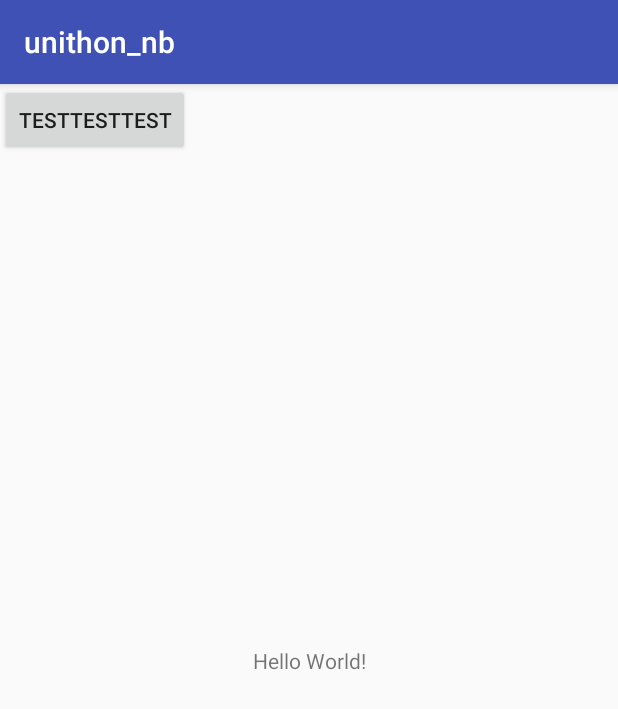
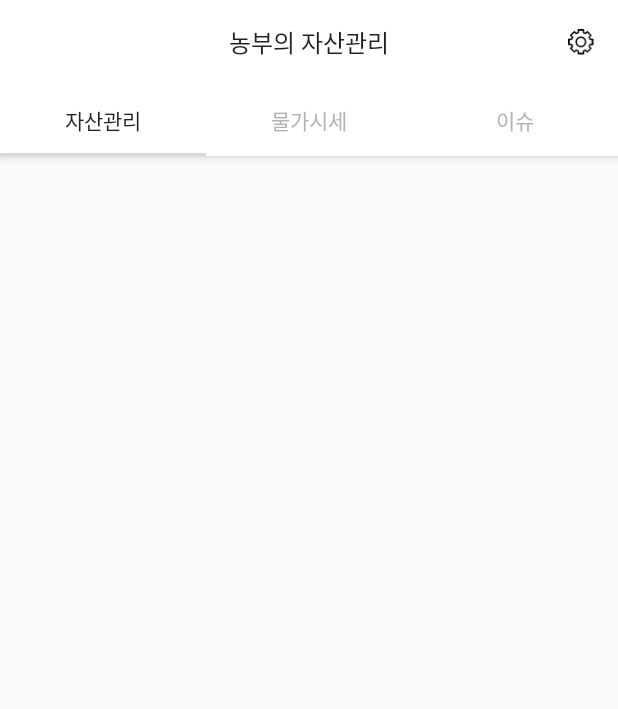
Before and after one commit to Unithon7th/Team5, an Android app: the screen it shows after launch (MainActivity before the commit, HomeActivity after it), on a phone screen of 412 x 824 dp. Shown: the top 709 px of the screen. Run offline under Robolectric (Android 15) with nearby library versions, the phone set to English and light mode, and no system bars.

Commit message:
make home Activity

```diff
--- a/unithon_nb/app/build.gradle
+++ b/unithon_nb/app/build.gradle
@@ -4,7 +4,7 @@ android {
     compileSdkVersion 27
     defaultConfig {
         applicationId "com.unithon7th.unithon_nb"
-        minSdkVersion 21
+        minSdkVersion 23
         targetSdkVersion 27
         versionCode 1
         versionName "1.0"
--- a/unithon_nb/app/src/main/AndroidManifest.xml
+++ b/unithon_nb/app/src/main/AndroidManifest.xml
@@ -6,7 +6,7 @@
     <uses-permission android:name="android.permission.READ_PHONE_STATE" />
 
     <application
-        android:name=".GlobalApplication"
+        android:name=".ApplicationController"
         android:allowBackup="true"
         android:icon="@mipmap/ic_launcher"
         android:label="@string/app_name"
@@ -14,20 +14,15 @@
         android:supportsRtl="true"
         android:theme="@style/AppTheme">
         <activity android:name=".MainActivity">
+        </activity>
+        <activity android:name=".login.LoginActivity" />
+        <activity android:name=".home.HomeActivity">
             <intent-filter>
                 <action android:name="android.intent.action.MAIN" />
 
                 <category android:name="android.intent.category.LAUNCHER" />
             </intent-filter>
         </activity>
-        <activity android:name=".login.LoginActivity" />
-        <activity android:name=".login.SignUpActivity"></activity>
-        <meta-data
-            android:name="com.kakao.sdk.ClientSecret"
-            android:value="yxdW0FL7paRkJQ04MrDxarZOGwhyethZ"/>
-        <meta-data
-            android:name="com.kakao.sdk.AppKey"
-            android:value="15a4532a090012ec486654d34aab7d32"/>
     </application>
 
 </manifest>
--- a/unithon_nb/app/src/main/java/com/unithon7th/unithon_nb/ApplicationController.java
+++ b/unithon_nb/app/src/main/java/com/unithon7th/unithon_nb/ApplicationController.java
@@ -7,7 +7,6 @@ import retrofit2.converter.gson.GsonConverterFactory;
 
 public class ApplicationController  extends Application{
     private NetworkService networkService;
-
     @Override
     public void onCreate() {
         super.onCreate();
--- /dev/null
+++ b/unithon_nb/app/src/main/java/com/unithon7th/unithon_nb/home/AssetFragment.java
@@ -0,0 +1,23 @@
+package com.unithon7th.unithon_nb.home;
+
+import android.os.Bundle;
+import android.support.annotation.NonNull;
+import android.support.annotation.Nullable;
+import android.support.v4.app.Fragment;
+import android.view.LayoutInflater;
+import android.view.View;
+import android.view.ViewGroup;
+
+import com.unithon7th.unithon_nb.R;
+
+public class AssetFragment extends Fragment {
+
+    View view;
+    @Nullable
+    @Override
+    public View onCreateView(@NonNull LayoutInflater inflater, @Nullable ViewGroup container, @Nullable Bundle savedInstanceState) {
+
+        view = inflater.inflate(R.layout.fragment_asset,container,false);
+        return view;
+    }
+}
--- /dev/null
+++ b/unithon_nb/app/src/main/java/com/unithon7th/unithon_nb/home/HomeActivity.java
@@ -0,0 +1,100 @@
+package com.unithon7th.unithon_nb.home;
+
+import android.support.design.widget.TabLayout;
+import android.support.v4.app.Fragment;
+import android.support.v4.app.FragmentManager;
+import android.support.v4.app.FragmentStatePagerAdapter;
+import android.support.v4.view.ViewPager;
+import android.support.v7.app.AppCompatActivity;
+import android.os.Bundle;
+import android.support.v7.widget.Toolbar;
+import android.view.Menu;
+import android.view.MenuInflater;
+import android.view.MenuItem;
+import android.view.View;
+import android.widget.Button;
+import android.widget.ImageView;
+import android.widget.Toast;
+
+import com.unithon7th.unithon_nb.R;
+
+import java.util.ArrayList;
+import java.util.List;
+
+public class HomeActivity extends AppCompatActivity implements View.OnClickListener{
+    ViewPager viewPager;
+    ImageView btn_setup;
+    @Override
+    protected void onCreate(Bundle savedInstanceState) {
+        super.onCreate(savedInstanceState);
+        setContentView(R.layout.activity_home);
+        Toolbar toolbar = findViewById(R.id.home_toolBar);
+        setSupportActionBar(toolbar);
+
+        getSupportActionBar().setTitle("");
+
+        btn_setup = findViewById(R.id.btn_setup);
+        btn_setup.setOnClickListener(this);
+
+        TabLayout tabLayout = findViewById(R.id.home_tab);
+        tabLayout.addTab(tabLayout.newTab().setText("자산관리"));
+        tabLayout.addTab(tabLayout.newTab().setText("물가시세"));
+        tabLayout.addTab(tabLayout.newTab().setText("이슈"));
+
+        TabPagerAdapter pagerAdapter = new TabPagerAdapter(getSupportFragmentManager());
+
+
+        viewPager = findViewById(R.id.home_viewPager);
+        viewPager.setAdapter(pagerAdapter);
+        viewPager.addOnPageChangeListener(new TabLayout.TabLayoutOnPageChangeListener(tabLayout));
+
+        tabLayout.addOnTabSelectedListener(new TabLayout.OnTabSelectedListener() {
+            @Override
+            public void onTabSelected(TabLayout.Tab tab) {
+                viewPager.setCurrentItem(tab.getPosition());
+            }
+
+            @Override
+            public void onTabUnselected(TabLayout.Tab tab) {
+
+            }
+
+            @Override
+            public void onTabReselected(TabLayout.Tab tab) {
+
+            }
+        });
+    }
+
+    @Override
+    public void onClick(View v) {
+        if(v == btn_setup){
+            Toast.makeText(this,"setup",Toast.LENGTH_LONG).show();
+        }
+    }
+
+
+    class TabPagerAdapter extends FragmentStatePagerAdapter{
+        List<Fragment> pages;
+        private TabPagerAdapter(FragmentManager fm) {
+            super(fm);
+            pages = new ArrayList<>();
+            pages.add(new AssetFragment());
+            pages.add(new PriceListFragment());
+            pages.add(new IssueFragment());
+
+        }
+
+        @Override
+        public Fragment getItem(int position) {
+
+            return pages.get(position);
+        }
+
+        @Override
+        public int getCount() {
+            return pages.size();
+        }
+    }
+
+}
--- /dev/null
+++ b/unithon_nb/app/src/main/java/com/unithon7th/unithon_nb/home/IssueFragment.java
@@ -0,0 +1,21 @@
+package com.unithon7th.unithon_nb.home;
+
+import android.os.Bundle;
+import android.support.annotation.NonNull;
+import android.support.annotation.Nullable;
+import android.support.v4.app.Fragment;
+import android.view.LayoutInflater;
+import android.view.View;
+import android.view.ViewGroup;
+
+import com.unithon7th.unithon_nb.R;
+
+public class IssueFragment extends Fragment {
+    View view;
+    @Nullable
+    @Override
+    public View onCreateView(@NonNull LayoutInflater inflater, @Nullable ViewGroup container, @Nullable Bundle savedInstanceState) {
+        view = inflater.inflate(R.layout.fragment_issue,container,false);
+        return view;
+    }
+}
--- /dev/null
+++ b/unithon_nb/app/src/main/java/com/unithon7th/unithon_nb/home/PriceListFragment.java
@@ -0,0 +1,21 @@
+package com.unithon7th.unithon_nb.home;
+
+import android.os.Bundle;
+import android.support.annotation.NonNull;
+import android.support.annotation.Nullable;
+import android.support.v4.app.Fragment;
+import android.view.LayoutInflater;
+import android.view.View;
+import android.view.ViewGroup;
+
+import com.unithon7th.unithon_nb.R;
+
+public class PriceListFragment extends Fragment {
+    View view;
+    @Nullable
+    @Override
+    public View onCreateView(@NonNull LayoutInflater inflater, @Nullable ViewGroup container, @Nullable Bundle savedInstanceState) {
+        view = inflater.inflate(R.layout.fragment_pricelist,container,false);
+        return view;
+    }
+}
--- /dev/null
+++ b/unithon_nb/app/src/main/res/layout/activity_home.xml
@@ -0,0 +1,72 @@
+<?xml version="1.0" encoding="utf-8"?>
+<RelativeLayout
+    xmlns:android="http://schemas.android.com/apk/res/android"
+    xmlns:app="http://schemas.android.com/apk/res-auto"
+    xmlns:tools="http://schemas.android.com/tools"
+    android:layout_width="match_parent"
+    android:layout_height="match_parent"
+    tools:context=".home.HomeActivity">
+
+    <android.support.design.widget.CoordinatorLayout
+        android:id="@+id/home_appBar"
+        android:layout_width="match_parent"
+        android:layout_height="match_parent">
+
+        <android.support.design.widget.AppBarLayout
+            android:layout_width="match_parent"
+            android:layout_height="wrap_content"
+            android:background="#FFFFFF">
+
+            <android.support.v7.widget.Toolbar
+                android:id="@+id/home_toolBar"
+                android:layout_width="match_parent"
+                android:layout_height="?attr/actionBarSize"
+                app:contentInsetStart="0dp">
+                <RelativeLayout
+                    android:layout_width="match_parent"
+                    android:layout_height="wrap_content">
+
+                    <TextView
+                        android:layout_width="wrap_content"
+                        android:layout_height="wrap_content"
+                        android:layout_centerHorizontal="true"
+                        android:text="농부의 자산관리"
+                        android:textSize="16sp"
+                        android:textColor="#de000000"/>
+
+                    <ImageView
+                        android:id="@+id/btn_setup"
+                        android:layout_width="wrap_content"
+                        android:layout_height="wrap_content"
+                        android:paddingEnd="16dp"
+                        android:layout_centerVertical="true"
+                        android:layout_alignParentEnd="true"
+                        android:src="@drawable/setup" />
+                </RelativeLayout>
+            </android.support.v7.widget.Toolbar>
+
+            <android.support.design.widget.TabLayout
+                android:id="@+id/home_tab"
+                android:layout_width="match_parent"
+                android:layout_height="wrap_content"
+                app:tabMode="fixed"
+                app:tabGravity="fill"
+                app:tabIndicatorColor="#d8d8d8"
+                app:tabTextColor="#b3b3b3"
+                app:tabSelectedTextColor="#de000000" />
+        </android.support.design.widget.AppBarLayout>
+
+        <FrameLayout
+            android:id="@+id/home_container"
+            android:layout_width="match_parent"
+            android:layout_height="match_parent"
+            app:layout_behavior="@string/appbar_scrolling_view_behavior">
+
+            <android.support.v4.view.ViewPager
+                android:id="@+id/home_viewPager"
+                android:layout_width="match_parent"
+                android:layout_height="match_parent"/>
+        </FrameLayout>
+
+    </android.support.design.widget.CoordinatorLayout>
+</RelativeLayout>
--- /dev/null
+++ b/unithon_nb/app/src/main/res/layout/fragment_asset.xml
@@ -0,0 +1,6 @@
+<?xml version="1.0" encoding="utf-8"?>
+<android.support.constraint.ConstraintLayout
+    xmlns:android="http://schemas.android.com/apk/res/android" android:layout_width="match_parent"
+    android:layout_height="match_parent">
+
+</android.support.constraint.ConstraintLayout>
--- /dev/null
+++ b/unithon_nb/app/src/main/res/layout/fragment_issue.xml
@@ -0,0 +1,6 @@
+<?xml version="1.0" encoding="utf-8"?>
+<android.support.constraint.ConstraintLayout
+    xmlns:android="http://schemas.android.com/apk/res/android" android:layout_width="match_parent"
+    android:layout_height="match_parent">
+
+</android.support.constraint.ConstraintLayout>
--- /dev/null
+++ b/unithon_nb/app/src/main/res/layout/fragment_pricelist.xml
@@ -0,0 +1,6 @@
+<?xml version="1.0" encoding="utf-8"?>
+<android.support.constraint.ConstraintLayout
+    xmlns:android="http://schemas.android.com/apk/res/android" android:layout_width="match_parent"
+    android:layout_height="match_parent">
+
+</android.support.constraint.ConstraintLayout>
--- a/unithon_nb/app/src/main/res/values/strings.xml
+++ b/unithon_nb/app/src/main/res/values/strings.xml
@@ -1,6 +1,3 @@
 <resources>
     <string name="app_name">unithon_nb</string>
-
-    <!-- TODO: Remove or change this placeholder text -->
-    <string name="hello_blank_fragment">Hello blank fragment</string>
 </resources>
--- a/unithon_nb/app/src/main/res/values/styles.xml
+++ b/unithon_nb/app/src/main/res/values/styles.xml
@@ -6,6 +6,8 @@
         <item name="colorPrimary">@color/colorPrimary</item>
         <item name="colorPrimaryDark">@color/colorPrimaryDark</item>
         <item name="colorAccent">@color/colorAccent</item>
+        <item name="windowNoTitle">true</item>
+        <item name="windowActionBar">false</item>
     </style>
 
 </resources>
```
Also changed, not shown: unithon_nb/app/src/main/res/drawable-hdpi/setup.png (added), unithon_nb/app/src/main/res/drawable-mdpi/setup.png (added), unithon_nb/app/src/main/res/drawable-xhdpi/setup.png (added), unithon_nb/app/src/main/res/drawable-xxhdpi/setup.png (added), unithon_nb/app/src/main/res/drawable-xxxhdpi/setup.png (added).
